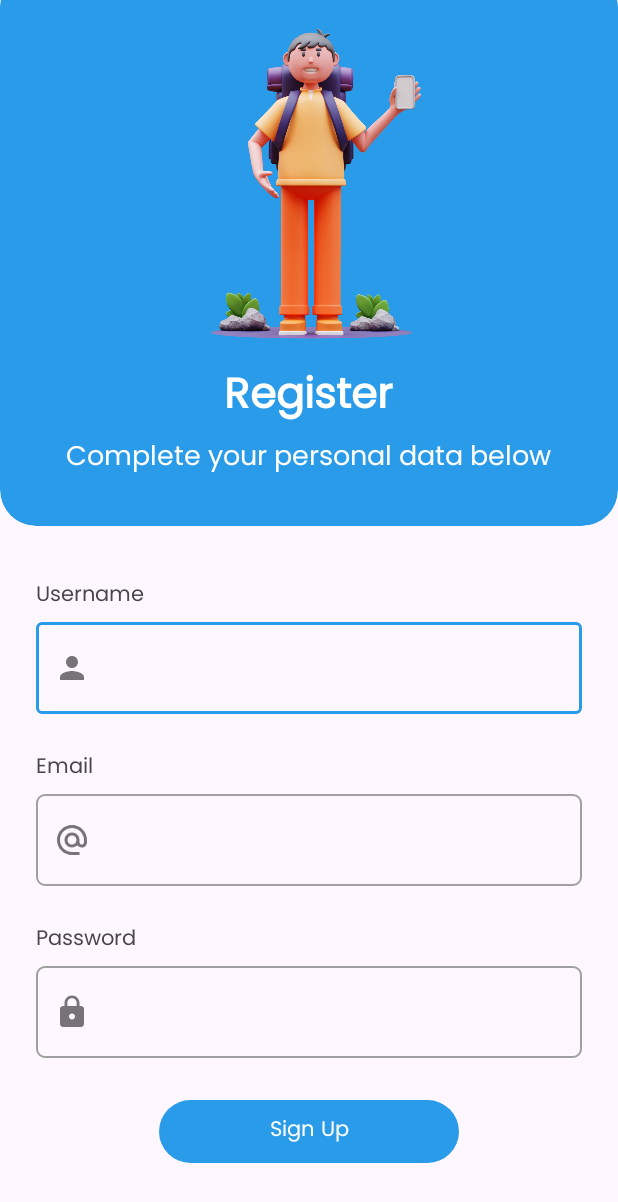
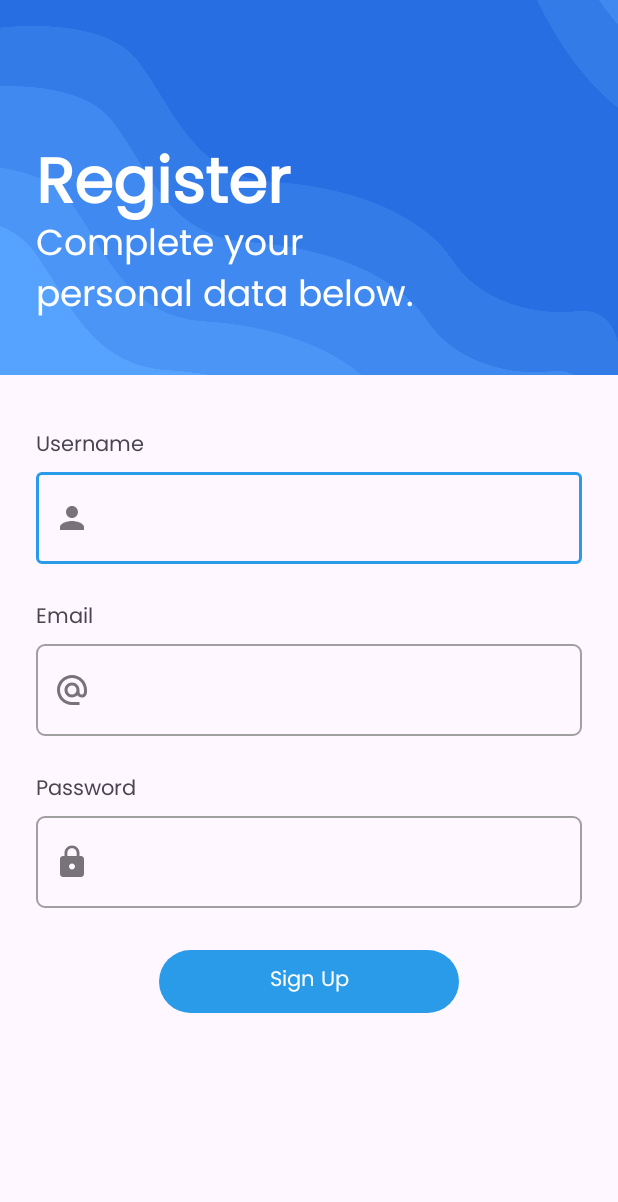
Before and after one commit to sentiGo/sentiGo-MobileDevelopment, an Android app: the screen it shows after launch (RegisterActivity), after a tap on "Sign Up", on a phone screen of 412 x 824 dp. Shown: the top 1202 px of the screen. Run offline under Robolectric (Android 15) with nearby library versions, the phone set to English and light mode, and no system bars; our stand-ins replace Room's generated code; 1 other tap on this screen came first.

Commit message:
Update tampilan login register

```diff
--- a/app/src/main/res/layout/activity_register.xml
+++ b/app/src/main/res/layout/activity_register.xml
@@ -10,44 +10,40 @@
         android:id="@+id/cardView"
         style="@style/MyCardView"
         android:layout_width="match_parent"
-        android:layout_height="370dp"
-        android:backgroundTint="@color/blue_bg"
+        android:layout_height="250dp"
         app:cardElevation="0dp"
-        android:layout_marginTop="-20dp"
-        app:cardCornerRadius="24dp"
         app:layout_constraintEnd_toEndOf="parent"
         app:layout_constraintStart_toStartOf="parent"
         app:layout_constraintTop_toTopOf="parent">
 
         <ImageView
-            android:id="@+id/register_image"
-            android:layout_width="250dp"
-            android:layout_height="250dp"
-            android:contentDescription="@string/text_login_image"
-            android:layout_gravity="center"
-            android:layout_marginBottom="48dp"
-            android:src="@drawable/travel_show_phone" />
+            android:layout_width="match_parent"
+            android:layout_height="match_parent"
+            android:scaleType="centerCrop"
+            android:src="@drawable/login_register_bg"/>
 
         <TextView
             android:id="@+id/tv_title_login"
             android:layout_width="wrap_content"
             android:layout_height="wrap_content"
-            android:textSize="28sp"
+            android:textSize="42sp"
             android:textStyle="bold"
+            android:paddingStart="24dp"
+            android:layout_gravity="start|center"
             android:textColor="@color/white"
-            android:layout_marginTop="100dp"
-            android:layout_gravity="center"
-            android:text="Register"/>
+            android:text="@string/text_register"/>
 
         <TextView
             android:id="@+id/tv_second_title"
-            android:layout_width="wrap_content"
+            android:layout_width="280dp"
             android:layout_height="wrap_content"
-            android:textSize="18sp"
-            android:layout_marginTop="140dp"
+            android:textSize="24sp"
+            android:maxLines="2"
+            android:paddingStart="24dp"
+            android:layout_marginTop="56dp"
             android:textColor="@color/white"
-            android:text="Complete your personal data below"
-            android:layout_gravity="center"/>
+            android:text="@string/text_personal_data"
+            android:layout_gravity="start|center"/>
 
     </androidx.cardview.widget.CardView>
 
--- /dev/null
+++ b/app/src/main/res/layout/item_city.xml
@@ -0,0 +1,6 @@
+<?xml version="1.0" encoding="utf-8"?>
+<androidx.constraintlayout.widget.ConstraintLayout xmlns:android="http://schemas.android.com/apk/res/android"
+    android:layout_width="match_parent"
+    android:layout_height="match_parent">
+
+</androidx.constraintlayout.widget.ConstraintLayout>
--- a/app/src/main/res/values/strings.xml
+++ b/app/src/main/res/values/strings.xml
@@ -60,4 +60,6 @@
     <string name="text_change_password_same">The old password and the new password are the same!</string>
     <string name="text_sentigo">sentiGo</string>
     <string name="text_slogan">Start your journey with us.</string>
+    <string name="text_personal_data">Complete your personal data below.</string>
+    <string name="text_register">Register</string>
 </resources>
```
Also changed, not shown: app/src/main/res/layout/activity_login.xml (+14 -20 lines), app/src/main/res/layout/fragment_home.xml (+17 -1 lines), app/src/main/res/drawable/login_register_bg.png (added).
